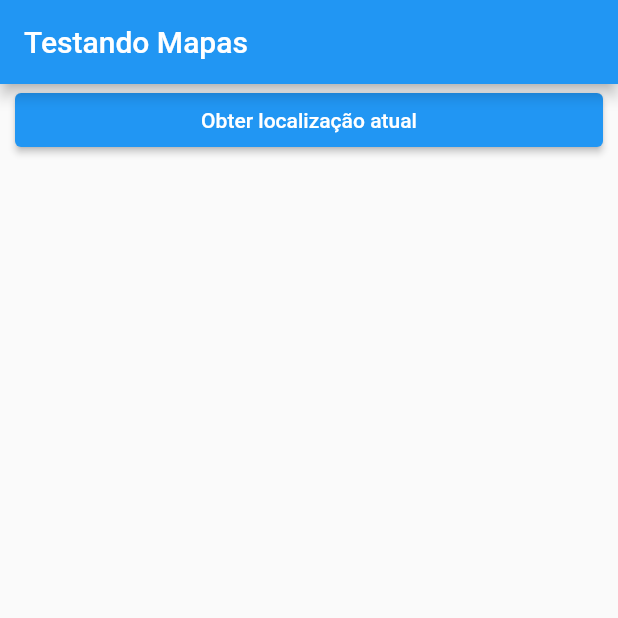
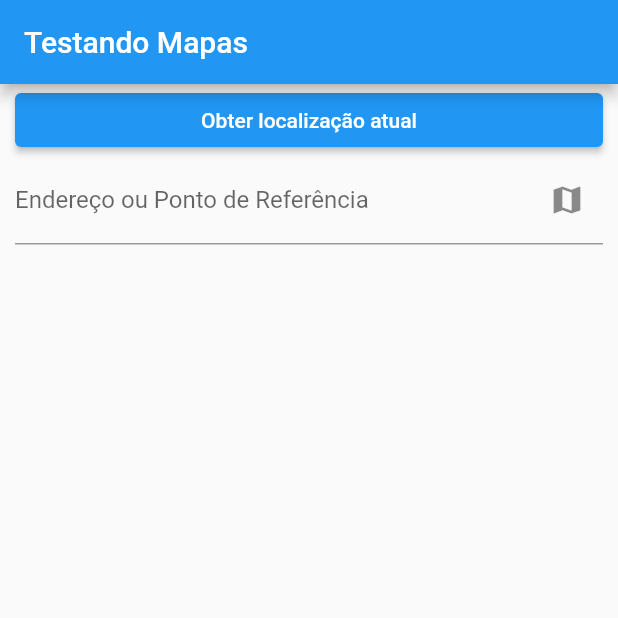
Before and after one commit to joaopichetti/utfpr-ads-pm26s-2021-02, a Flutter app: the screen it shows after launch, on a phone screen of 412 x 824 dp, the top half of it. Run offline on Flutter 3.47's test engine with Material 2 defaults, Android fonts, the phone set to English and light mode, and no system bars; our stand-ins replace geolocator, shared_preferences, sqflite; missing offline and left inert: maps_launcher; accounts and stored records are empty.

Commit message:
Consultar endereço ou ponto de referência no aplicativo de Mapas

```diff
--- a/usando_mapas/lib/pages/home_page.dart
+++ b/usando_mapas/lib/pages/home_page.dart
@@ -11,6 +11,7 @@ class HomePage extends StatefulWidget {
 
 class _HomePageState extends State<HomePage> {
   Position? _localizacaoAtual;
+  final _controller = TextEditingController();
 
   String get _textoLocalizacao => _localizacaoAtual == null
       ? ''
@@ -50,6 +51,20 @@ class _HomePageState extends State<HomePage> {
                 ],
               ),
             ),
+          Padding(
+            padding: const EdgeInsets.symmetric(horizontal: 10),
+            child: TextField(
+              controller: _controller,
+              decoration: InputDecoration(
+                labelText: 'Endereço ou Ponto de Referência',
+                suffixIcon: IconButton(
+                  icon: const Icon(Icons.map),
+                  tooltip: 'Abrir no mapa',
+                  onPressed: _abrirEnderecoNoMapa,
+                ),
+              ),
+            ),
+          ),
         ],
       );
 
@@ -67,4 +82,11 @@ class _HomePageState extends State<HomePage> {
       _localizacaoAtual!.longitude,
     );
   }
+
+  void _abrirEnderecoNoMapa() {
+    if (_controller.text.trim().isEmpty) {
+      return;
+    }
+    MapsLauncher.launchQuery(_controller.text);
+  }
 }
```
